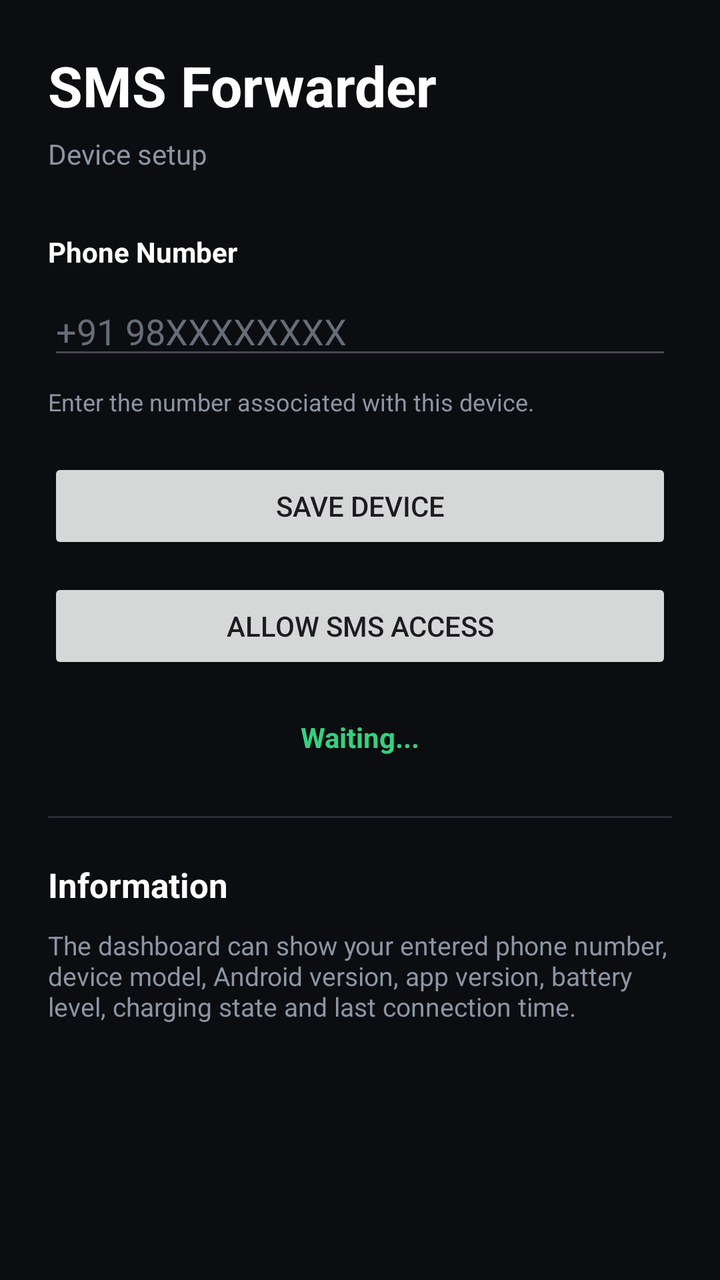
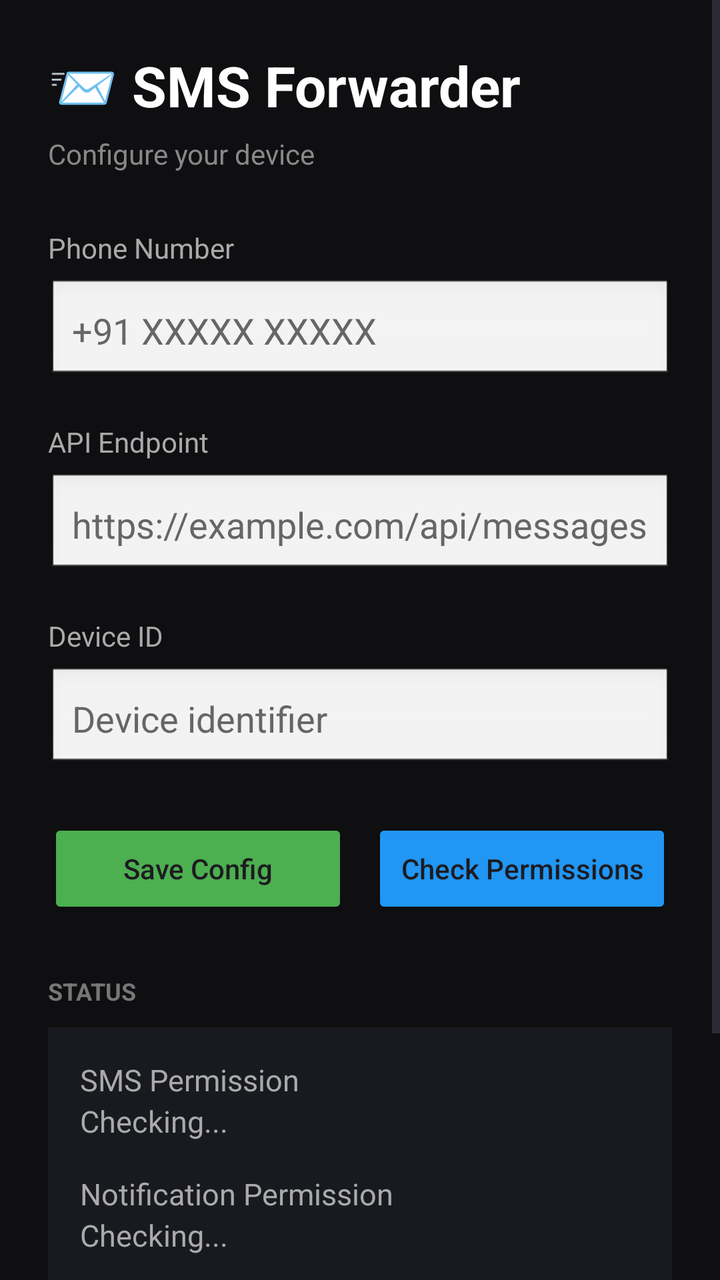

An Android layout rendered at two revisions. The XML below is the earlier revision; the diff shows what the commit changed to produce the second picture.
<!-- AndroidManifest.xml: application theme Theme.Material3.DayNight.NoActionBar -->
<!-- res/layout/activity_main.xml -->
<?xml version="1.0" encoding="utf-8"?>
<ScrollView
    xmlns:android="http://schemas.android.com/apk/res/android"
    android:layout_width="match_parent"
    android:layout_height="match_parent"
    android:background="#0B0D10">

    <LinearLayout
        android:layout_width="match_parent"
        android:layout_height="wrap_content"
        android:orientation="vertical"
        android:padding="24dp">

        <TextView
            android:layout_width="wrap_content"
            android:layout_height="wrap_content"
            android:text="SMS Forwarder"
            android:textColor="#FFFFFF"
            android:textSize="28sp"
            android:textStyle="bold"/>

        <TextView
            android:layout_width="wrap_content"
            android:layout_height="wrap_content"
            android:layout_marginTop="6dp"
            android:text="Device setup"
            android:textColor="#8C95A3"
            android:textSize="14sp"/>


        <TextView
            android:layout_width="wrap_content"
            android:layout_height="wrap_content"
            android:layout_marginTop="30dp"
            android:text="Phone Number"
            android:textColor="#FFFFFF"
            android:textStyle="bold"/>


        <EditText
            android:id="@+id/etPhone"
            android:layout_width="match_parent"
            android:layout_height="wrap_content"
            android:layout_marginTop="8dp"
            android:hint="+91 98XXXXXXXX"
            android:inputType="phone"
            android:textColor="#FFFFFF"
            android:textColorHint="#666D78"/>


        <TextView
            android:layout_width="match_parent"
            android:layout_height="wrap_content"
            android:layout_marginTop="8dp"
            android:text="Enter the number associated with this device."
            android:textColor="#8C95A3"
            android:textSize="12sp"/>


        <Button
            android:id="@+id/btnSave"
            android:layout_width="match_parent"
            android:layout_height="wrap_content"
            android:layout_marginTop="20dp"
            android:text="Save Device"/>


        <Button
            android:id="@+id/btnPermissions"
            android:layout_width="match_parent"
            android:layout_height="wrap_content"
            android:layout_marginTop="12dp"
            android:text="Allow SMS Access"/>


        <TextView
            android:id="@+id/tvStatus"
            android:layout_width="match_parent"
            android:layout_height="wrap_content"
            android:layout_marginTop="22dp"
            android:gravity="center"
            android:text="Waiting..."
            android:textColor="#35D07F"
            android:textSize="14sp"
            android:textStyle="bold"/>


        <View
            android:layout_width="match_parent"
            android:layout_height="1dp"
            android:layout_marginTop="30dp"
            android:background="#292F38"/>


        <TextView
            android:layout_width="wrap_content"
            android:layout_height="wrap_content"
            android:layout_marginTop="22dp"
            android:text="Information"
            android:textColor="#FFFFFF"
            android:textSize="17sp"
            android:textStyle="bold"/>


        <TextView
            android:layout_width="match_parent"
            android:layout_height="wrap_content"
            android:layout_marginTop="10dp"
            android:text="The dashboard can show your entered phone number, device model, Android version, app version, battery level, charging state and last connection time."
            android:textColor="#8C95A3"
            android:textSize="13sp"/>

    </LinearLayout>

</ScrollView>
<!-- resources referenced by this layout -->
<resources>

</resources>

<!-- the commit's change to res/layout/activity_main.xml (unified diff, before → after) -->
@@ -3,7 +3,8 @@
     xmlns:android="http://schemas.android.com/apk/res/android"
     android:layout_width="match_parent"
     android:layout_height="match_parent"
-    android:background="#0B0D10">
+    android:fillViewport="true"
+    android:background="#0F0F12">
 
     <LinearLayout
         android:layout_width="match_parent"
@@ -11,104 +12,209 @@
         android:orientation="vertical"
         android:padding="24dp">
 
-        <TextView
-            android:layout_width="wrap_content"
-            android:layout_height="wrap_content"
-            android:text="SMS Forwarder"
+        
+
+        <TextView
+            android:layout_width="wrap_content"
+            android:layout_height="wrap_content"
+            android:text="📨 SMS Forwarder"
             android:textColor="#FFFFFF"
             android:textSize="28sp"
-            android:textStyle="bold"/>
-
-        <TextView
-            android:layout_width="wrap_content"
-            android:layout_height="wrap_content"
-            android:layout_marginTop="6dp"
-            android:text="Device setup"
-            android:textColor="#8C95A3"
-            android:textSize="14sp"/>
-
-
-        <TextView
-            android:layout_width="wrap_content"
-            android:layout_height="wrap_content"
-            android:layout_marginTop="30dp"
+            android:textStyle="bold"
+            android:layout_marginBottom="6dp"/>
+
+        <TextView
+            android:layout_width="wrap_content"
+            android:layout_height="wrap_content"
+            android:text="Configure your device"
+            android:textColor="#888888"
+            android:textSize="14sp"
+            android:layout_marginBottom="28dp"/>
+
+
+        
+
+        <TextView
+            android:layout_width="wrap_content"
+            android:layout_height="wrap_content"
             android:text="Phone Number"
-            android:textColor="#FFFFFF"
-            android:textStyle="bold"/>
-
+            android:textColor="#AAAAAA"
+            android:textSize="14sp"
+            android:layout_marginBottom="6dp"/>
 
         <EditText
-            android:id="@+id/etPhone"
-            android:layout_width="match_parent"
-            android:layout_height="wrap_content"
-            android:layout_marginTop="8dp"
-            android:hint="+91 98XXXXXXXX"
+            android:id="@+id/etPhoneNumber"
+            android:layout_width="match_parent"
+            android:layout_height="52dp"
+            android:hint="+91 XXXXX XXXXX"
             android:inputType="phone"
             android:textColor="#FFFFFF"
-            android:textColorHint="#666D78"/>
-
-
-        <TextView
-            android:layout_width="match_parent"
-            android:layout_height="wrap_content"
-            android:layout_marginTop="8dp"
-            android:text="Enter the number associated with this device."
-            android:textColor="#8C95A3"
-            android:textSize="12sp"/>
-
-
-        <Button
-            android:id="@+id/btnSave"
-            android:layout_width="match_parent"
-            android:layout_height="wrap_content"
-            android:layout_marginTop="20dp"
-            android:text="Save Device"/>
-
-
-        <Button
-            android:id="@+id/btnPermissions"
-            android:layout_width="match_parent"
-            android:layout_height="wrap_content"
-            android:layout_marginTop="12dp"
-            android:text="Allow SMS Access"/>
-
-
-        <TextView
-            android:id="@+id/tvStatus"
-            android:layout_width="match_parent"
-            android:layout_height="wrap_content"
-            android:layout_marginTop="22dp"
+            android:textColorHint="#666666"
+            android:background="@android:drawable/edit_text"
+            android:padding="12dp"
+            android:layout_marginBottom="20dp"/>
+
+
+        
+
+        <TextView
+            android:layout_width="wrap_content"
+            android:layout_height="wrap_content"
+            android:text="API Endpoint"
+            android:textColor="#AAAAAA"
+            android:textSize="14sp"
+            android:layout_marginBottom="6dp"/>
+
+        <EditText
+            android:id="@+id/etApiUrl"
+            android:layout_width="match_parent"
+            android:layout_height="52dp"
+            android:hint="https://example.com/api/messages"
+            android:inputType="textUri"
+            android:textColor="#FFFFFF"
+            android:textColorHint="#666666"
+            android:background="@android:drawable/edit_text"
+            android:padding="12dp"
+            android:layout_marginBottom="20dp"/>
+
+
+        
+
+        <TextView
+            android:layout_width="wrap_content"
+            android:layout_height="wrap_content"
+            android:text="Device ID"
+            android:textColor="#AAAAAA"
+            android:textSize="14sp"
+            android:layout_marginBottom="6dp"/>
+
+        <EditText
+            android:id="@+id/etDeviceId"
+            android:layout_width="match_parent"
+            android:layout_height="52dp"
+            android:hint="Device identifier"
+            android:inputType="text"
+            android:textColor="#FFFFFF"
+            android:textColorHint="#666666"
+            android:background="@android:drawable/edit_text"
+            android:padding="12dp"
+            android:layout_marginBottom="24dp"/>
+
+
+        
+
+        <LinearLayout
+            android:layout_width="match_parent"
+            android:layout_height="wrap_content"
+            android:orientation="horizontal"
             android:gravity="center"
-            android:text="Waiting..."
-            android:textColor="#35D07F"
-            android:textSize="14sp"
-            android:textStyle="bold"/>
-
-
-        <View
-            android:layout_width="match_parent"
-            android:layout_height="1dp"
-            android:layout_marginTop="30dp"
-            android:background="#292F38"/>
-
-
-        <TextView
-            android:layout_width="wrap_content"
-            android:layout_height="wrap_content"
-            android:layout_marginTop="22dp"
-            android:text="Information"
-            android:textColor="#FFFFFF"
-            android:textSize="17sp"
-            android:textStyle="bold"/>
-
-
-        <TextView
-            android:layout_width="match_parent"
-            android:layout_height="wrap_content"
-            android:layout_marginTop="10dp"
-            android:text="The dashboard can show your entered phone number, device model, Android version, app version, battery level, charging state and last connection time."
-            android:textColor="#8C95A3"
-            android:textSize="13sp"/>
+            android:layout_marginBottom="28dp">
+
+            <Button
+                android:id="@+id/btnSave"
+                android:layout_width="0dp"
+                android:layout_height="50dp"
+                android:layout_weight="1"
+                android:text="Save Config"
+                android:textAllCaps="false"
+                android:backgroundTint="#4CAF50"
+                android:layout_marginEnd="6dp"/>
+
+            <Button
+                android:id="@+id/btnCheckPerms"
+                android:layout_width="0dp"
+                android:layout_height="50dp"
+                android:layout_weight="1"
+                android:text="Check Permissions"
+                android:textAllCaps="false"
+                android:backgroundTint="#2196F3"
+                android:layout_marginStart="6dp"/>
+
+        </LinearLayout>
+
+
+        
+
+        <TextView
+            android:layout_width="wrap_content"
+            android:layout_height="wrap_content"
+            android:text="STATUS"
+            android:textColor="#777777"
+            android:textSize="12sp"
+            android:textStyle="bold"
+            android:layout_marginBottom="10dp"/>
+
+
+        <LinearLayout
+            android:layout_width="match_parent"
+            android:layout_height="wrap_content"
+            android:orientation="vertical"
+            android:padding="16dp"
+            android:background="#181A20">
+
+
+            
+
+            <TextView
+                android:id="@+id/tvSmsPermission"
+                android:layout_width="match_parent"
+                android:layout_height="wrap_content"
+                android:text="SMS Permission&#10;Checking..."
+                android:textColor="#AAAAAA"
+                android:textSize="15sp"
+                android:lineSpacingExtra="3dp"
+                android:layout_marginBottom="16dp"/>
+
+
+            
+
+            <TextView
+                android:id="@+id/tvNotificationPermission"
+                android:layout_width="match_parent"
+                android:layout_height="wrap_content"
+                android:text="Notification Permission&#10;Checking..."
+                android:textColor="#AAAAAA"
+                android:textSize="15sp"
+                android:lineSpacingExtra="3dp"
+                android:layout_marginBottom="16dp"/>
+
+
+            
+
+            <TextView
+                android:id="@+id/tvServiceStatus"
+                android:layout_width="match_parent"
+                android:layout_height="wrap_content"
+                android:text="● Checking service..."
+                android:textColor="#FFAA00"
+                android:textSize="15sp"
+                android:textStyle="bold"
+                android:layout_marginBottom="16dp"/>
+
+
+            
+
+            <TextView
+                android:id="@+id/tvStatus"
+                android:layout_width="match_parent"
+                android:layout_height="wrap_content"
+                android:text="Checking..."
+                android:textColor="#AAAAAA"
+                android:textSize="13sp"/>
+
+        </LinearLayout>
+
+
+        
+
+        <TextView
+            android:layout_width="match_parent"
+            android:layout_height="wrap_content"
+            android:text="SMS forwarding requires the required Android permissions."
+            android:textColor="#666666"
+            android:textSize="12sp"
+            android:gravity="center"
+            android:layout_marginTop="24dp"/>
 
     </LinearLayout>
 
